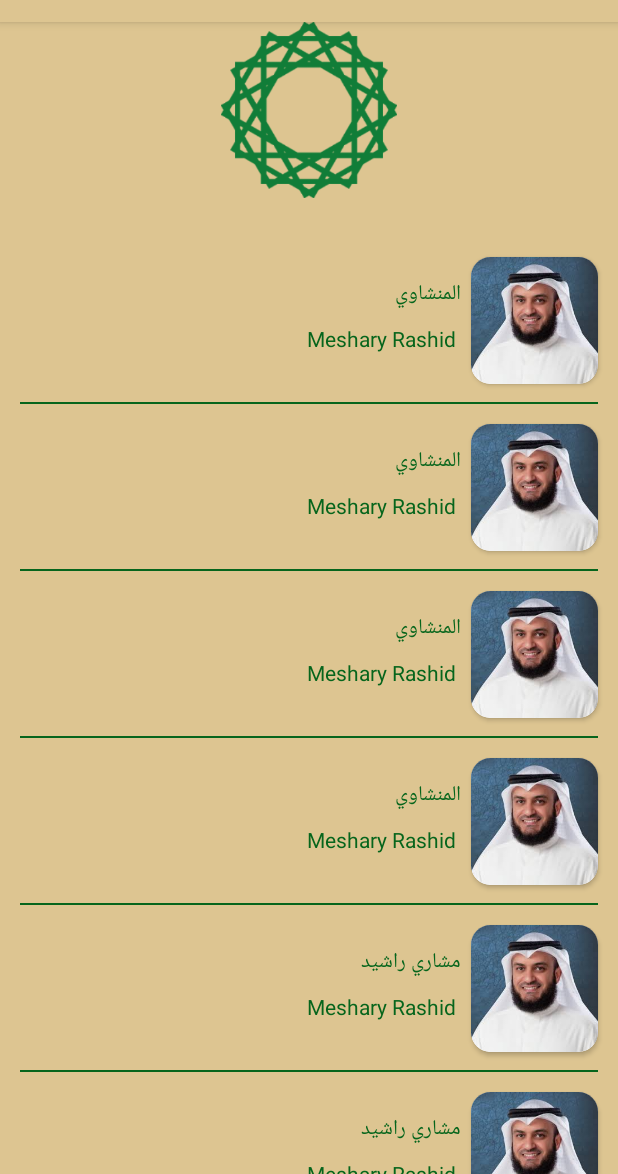
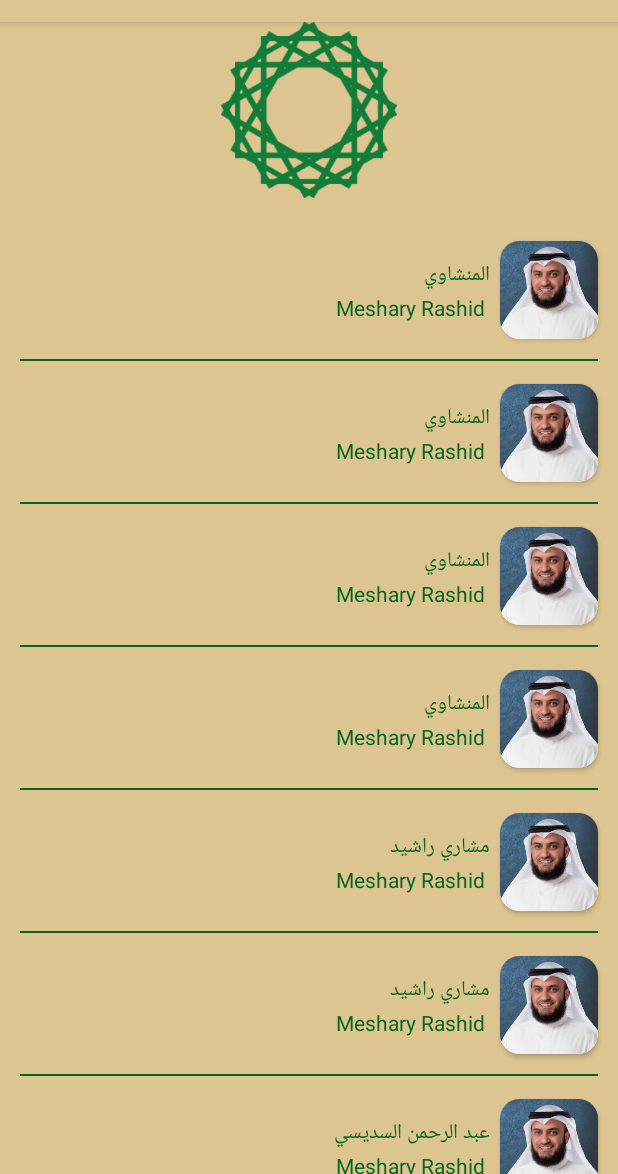
Before and after one commit to maram25/Quran, an Android app: the screen it shows after launch (MainActivity), on a phone screen of 412 x 824 dp, the part 62-1236 px from its top. Run offline under Robolectric (Android 15) with nearby library versions, the phone set to English and light mode, and no system bars; our stand-ins replace sdp/ssp sizes; pictures from the network do not load.

Commit message:
final24/11

```diff
--- a/app/src/main/res/layout/item_readers_name.xml
+++ b/app/src/main/res/layout/item_readers_name.xml
@@ -9,14 +9,13 @@
 
     <androidx.cardview.widget.CardView
         android:id="@+id/cardView"
-        android:layout_width="@dimen/_65ssp"
-        android:layout_height="@dimen/_65ssp"
+        android:layout_width="@dimen/_50ssp"
+        android:layout_height="@dimen/_50ssp"
         android:layout_margin="@dimen/_10ssp"
         app:cardCornerRadius="@dimen/_10ssp"
         app:layout_constraintBottom_toBottomOf="parent"
         app:layout_constraintEnd_toEndOf="parent"
         app:layout_constraintTop_toTopOf="parent">
-
         <ImageView
             android:id="@+id/readerImage"
             android:layout_width="match_parent"
--- a/app/src/main/res/layout/readers_name_fragment.xml
+++ b/app/src/main/res/layout/readers_name_fragment.xml
@@ -20,8 +20,8 @@
         android:id="@+id/readers_recycle"
         android:layout_width="match_parent"
         android:layout_height="wrap_content"
-        android:layout_marginTop="@dimen/_20ssp"
-        android:layout_marginBottom="@dimen/_20ssp"
+        android:layout_marginTop="@dimen/_10ssp"
+        android:paddingBottom="@dimen/_50ssp"
         app:layout_constraintEnd_toEndOf="parent"
         app:layout_constraintStart_toStartOf="parent"
         app:layout_constraintTop_toBottomOf="@+id/imageView2"
```
